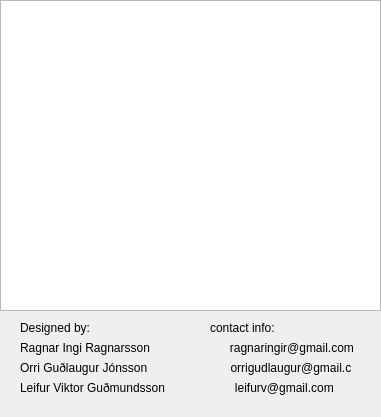
The window that aboutdialog.ui (moderndaymoron/PersonCSciVer3) describes before a commit, drawn with Qt 5.
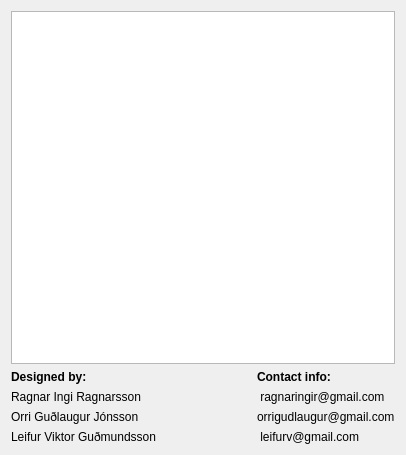
The same window after the commit. Icons and pictures are not drawn.

Commit message: about dialog layout fixed

Diff of the .ui file:
```diff
--- a/aboutdialog.ui
+++ b/aboutdialog.ui
@@ -6,24 +6,18 @@
    <rect>
     <x>0</x>
     <y>0</y>
-    <width>381</width>
-    <height>417</height>
+    <width>406</width>
+    <height>455</height>
    </rect>
   </property>
   <property name="windowTitle">
    <string>About</string>
   </property>
+  <layout class="QVBoxLayout" name="verticalLayout_3">
+   <item>
   <widget class="QGraphicsView" name="graphicsView">
-   <property name="geometry">
-    <rect>
-     <x>0</x>
-     <y>0</y>
-     <width>381</width>
-     <height>311</height>
-    </rect>
-   </property>
    <property name="sizePolicy">
-    <sizepolicy hsizetype="Fixed" vsizetype="Fixed">
+      <sizepolicy hsizetype="MinimumExpanding" vsizetype="MinimumExpanding">
      <horstretch>0</horstretch>
      <verstretch>0</verstretch>
     </sizepolicy>
@@ -44,71 +38,160 @@
     <string notr="true">background-image: url(:/logo/mad_scientist.jpeg);</string>
    </property>
   </widget>
+   </item>
+   <item>
+    <layout class="QHBoxLayout" name="horizontalLayout">
+     <item>
+      <layout class="QVBoxLayout" name="verticalLayout_2">
+       <item>
   <widget class="QLabel" name="label">
-   <property name="geometry">
-    <rect>
-     <x>20</x>
-     <y>320</y>
-     <width>81</width>
-     <height>16</height>
-    </rect>
+         <property name="sizePolicy">
+          <sizepolicy hsizetype="Expanding" vsizetype="Fixed">
+           <horstretch>0</horstretch>
+           <verstretch>0</verstretch>
+          </sizepolicy>
+         </property>
+         <property name="font">
+          <font>
+           <weight>75</weight>
+           <bold>true</bold>
+          </font>
    </property>
    <property name="text">
     <string>Designed by:</string>
    </property>
   </widget>
+       </item>
+       <item>
   <widget class="QLabel" name="label_2">
-   <property name="geometry">
-    <rect>
-     <x>20</x>
-     <y>340</y>
-     <width>351</width>
-     <height>16</height>
-    </rect>
+         <property name="sizePolicy">
+          <sizepolicy hsizetype="Fixed" vsizetype="Fixed">
+           <horstretch>0</horstretch>
+           <verstretch>0</verstretch>
+          </sizepolicy>
    </property>
    <property name="text">
-    <string>Ragnar Ingi Ragnarsson                        ragnaringir@gmail.com</string>
-   </property>
-  </widget>
+          <string>Ragnar Ingi Ragnarsson</string>
+         </property>
+        </widget>
+       </item>
+       <item>
   <widget class="QLabel" name="label_3">
-   <property name="geometry">
-    <rect>
-     <x>20</x>
-     <y>360</y>
-     <width>331</width>
-     <height>16</height>
-    </rect>
+         <property name="sizePolicy">
+          <sizepolicy hsizetype="Preferred" vsizetype="Fixed">
+           <horstretch>0</horstretch>
+           <verstretch>0</verstretch>
+          </sizepolicy>
    </property>
    <property name="text">
-    <string>Orri Guðlaugur Jónsson                         orrigudlaugur@gmail.com</string>
-   </property>
-  </widget>
+          <string>Orri Guðlaugur Jónsson</string>
+         </property>
+        </widget>
+       </item>
+       <item>
   <widget class="QLabel" name="label_4">
-   <property name="geometry">
-    <rect>
-     <x>20</x>
-     <y>380</y>
-     <width>331</width>
-     <height>16</height>
-    </rect>
+         <property name="sizePolicy">
+          <sizepolicy hsizetype="Preferred" vsizetype="Fixed">
+           <horstretch>0</horstretch>
+           <verstretch>0</verstretch>
+          </sizepolicy>
    </property>
    <property name="text">
-    <string>Leifur Viktor Guðmundsson                     leifurv@gmail.com</string>
-   </property>
-  </widget>
+          <string>Leifur Viktor Guðmundsson</string>
+         </property>
+        </widget>
+       </item>
+      </layout>
+     </item>
+     <item>
+      <spacer name="horizontalSpacer">
+       <property name="orientation">
+        <enum>Qt::Horizontal</enum>
+       </property>
+       <property name="sizeHint" stdset="0">
+        <size>
+         <width>98</width>
+         <height>69</height>
+        </size>
+       </property>
+      </spacer>
+     </item>
+     <item>
+      <layout class="QVBoxLayout" name="verticalLayout">
+       <item>
   <widget class="QLabel" name="label_5">
-   <property name="geometry">
-    <rect>
-     <x>210</x>
-     <y>320</y>
-     <width>131</width>
-     <height>16</height>
-    </rect>
-   </property>
+         <property name="sizePolicy">
+          <sizepolicy hsizetype="Expanding" vsizetype="Fixed">
+           <horstretch>0</horstretch>
+           <verstretch>0</verstretch>
+          </sizepolicy>
+         </property>
+         <property name="font">
+          <font>
+           <weight>75</weight>
+           <bold>true</bold>
+          </font>
+         </property>
    <property name="text">
-    <string>contact info:</string>
-   </property>
-  </widget>
+          <string>Contact info:</string>
+         </property>
+        </widget>
+       </item>
+       <item>
+        <widget class="QLabel" name="label_6">
+         <property name="sizePolicy">
+          <sizepolicy hsizetype="Fixed" vsizetype="Fixed">
+           <horstretch>0</horstretch>
+           <verstretch>0</verstretch>
+          </sizepolicy>
+         </property>
+         <property name="text">
+          <string> ragnaringir@gmail.com</string>
+         </property>
+        </widget>
+       </item>
+       <item>
+        <widget class="QLabel" name="label_7">
+         <property name="sizePolicy">
+          <sizepolicy hsizetype="Fixed" vsizetype="Fixed">
+           <horstretch>0</horstretch>
+           <verstretch>0</verstretch>
+          </sizepolicy>
+         </property>
+         <property name="text">
+          <string>orrigudlaugur@gmail.com</string>
+         </property>
+        </widget>
+       </item>
+       <item>
+        <widget class="QLabel" name="label_8">
+         <property name="sizePolicy">
+          <sizepolicy hsizetype="Preferred" vsizetype="Fixed">
+           <horstretch>0</horstretch>
+           <verstretch>0</verstretch>
+          </sizepolicy>
+         </property>
+         <property name="text">
+          <string> leifurv@gmail.com</string>
+         </property>
+        </widget>
+       </item>
+      </layout>
+     </item>
+    </layout>
+   </item>
+  </layout>
+  <zorder>graphicsView</zorder>
+  <zorder>label</zorder>
+  <zorder>label_2</zorder>
+  <zorder>label_3</zorder>
+  <zorder>label_4</zorder>
+  <zorder>label_5</zorder>
+  <zorder>label_6</zorder>
+  <zorder>label_7</zorder>
+  <zorder>label_8</zorder>
+  <zorder></zorder>
+  <zorder></zorder>
  </widget>
  <resources/>
  <connections/>
```
Lines whose indentation alone changed are shown as unchanged.
